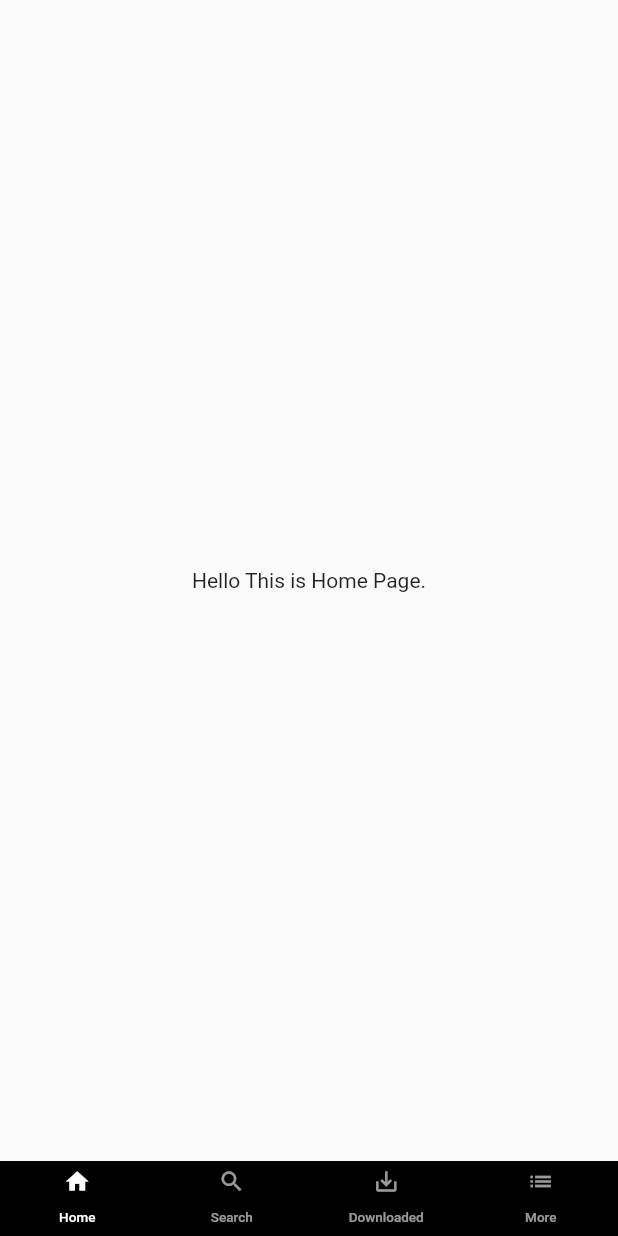
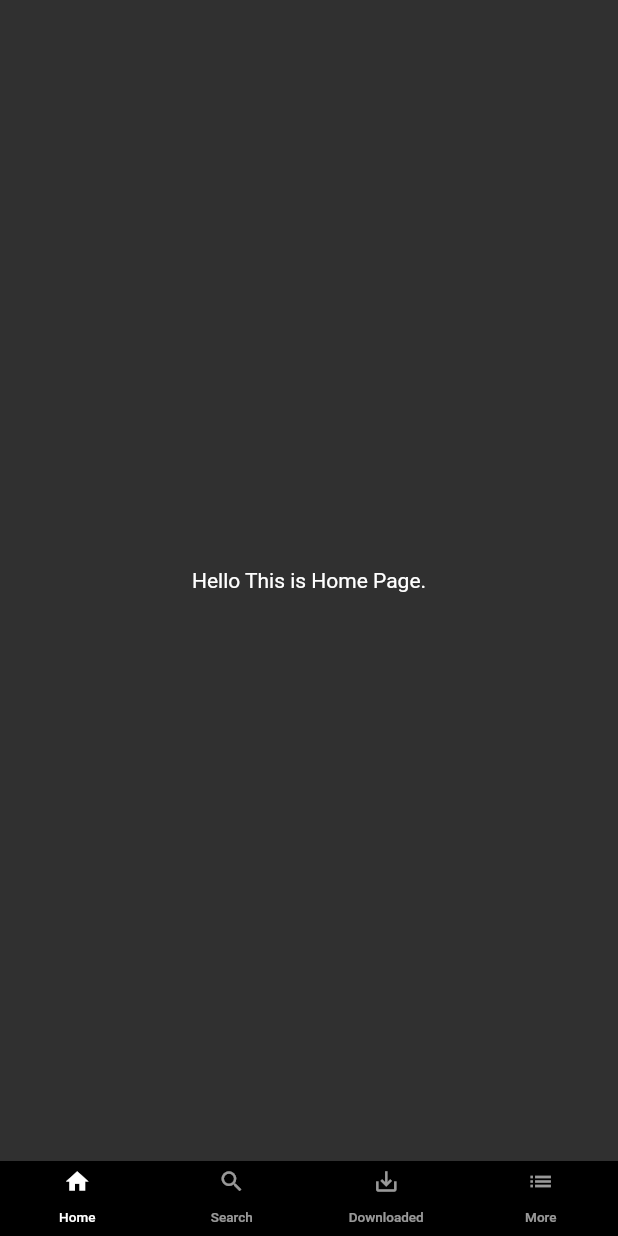
Before and after one commit to SimDaeSoo/Flutter-Practice, a Flutter app: the screen it shows after launch, on a phone screen of 412 x 824 dp. Run offline on Flutter 3.47's test engine with Material 2 defaults, Android fonts, the light colour scheme and no system bars.

Commit message:
Theme Data 수정

```diff
--- a/first_flutter_appication/lib/main.dart
+++ b/first_flutter_appication/lib/main.dart
@@ -2,28 +2,28 @@ import 'package:first_flutter_appication/widget/bottom_bar.dart';
 import 'package:flutter/material.dart';
 
 void main() {
-  runApp(MyApp());
+  runApp(const MyApp());
 }
 
 class MyApp extends StatefulWidget {
+  const MyApp({Key? key}) : super(key: key);
+
+  @override
   _MyAppState createState() => _MyAppState();
 }
 
 class _MyAppState extends State<MyApp> {
   late TabController controller;
-  final ThemeData theme = ThemeData();
+  final ThemeData theme = ThemeData(
+    brightness: Brightness.dark,
+    primaryColor: Colors.black,
+  );
 
   @override
   Widget build(BuildContext context) {
     return MaterialApp(
       title: 'Bigdeal Sample Netflix',
-      theme: theme.copyWith(
-        colorScheme: theme.colorScheme.copyWith(
-          primary: Colors.black,
-          secondary: Colors.white,
-          brightness: Brightness.dark,
-        ),
-      ),
+      theme: theme,
       home: DefaultTabController(
         length: 4,
         child: Scaffold(
```
